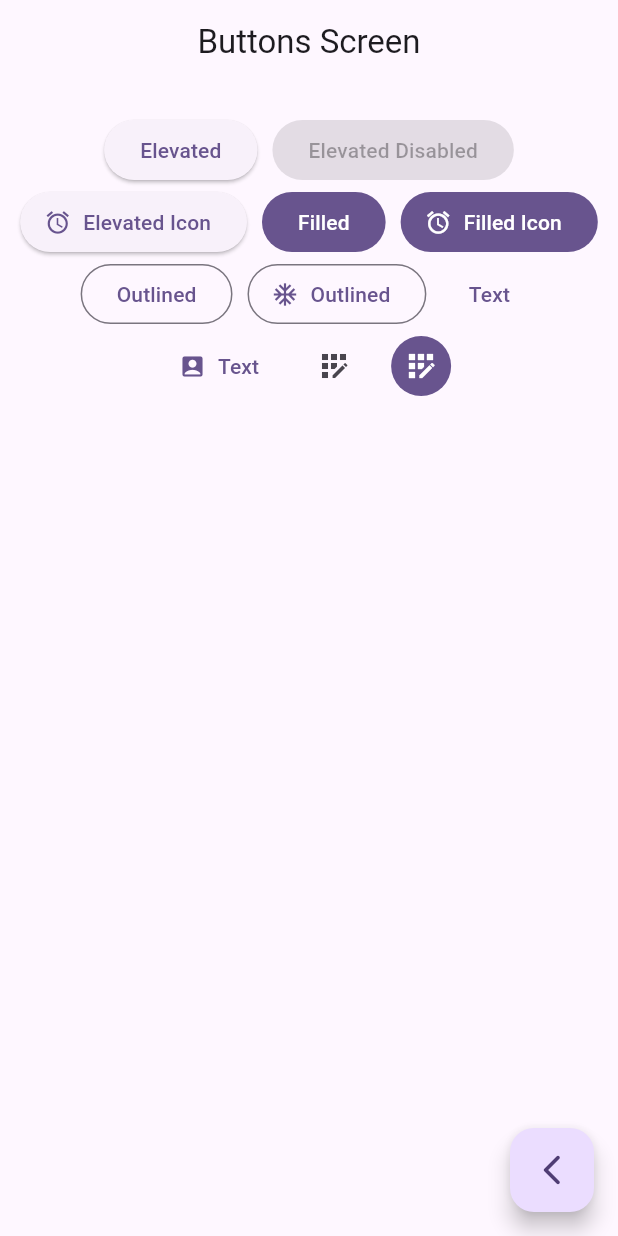
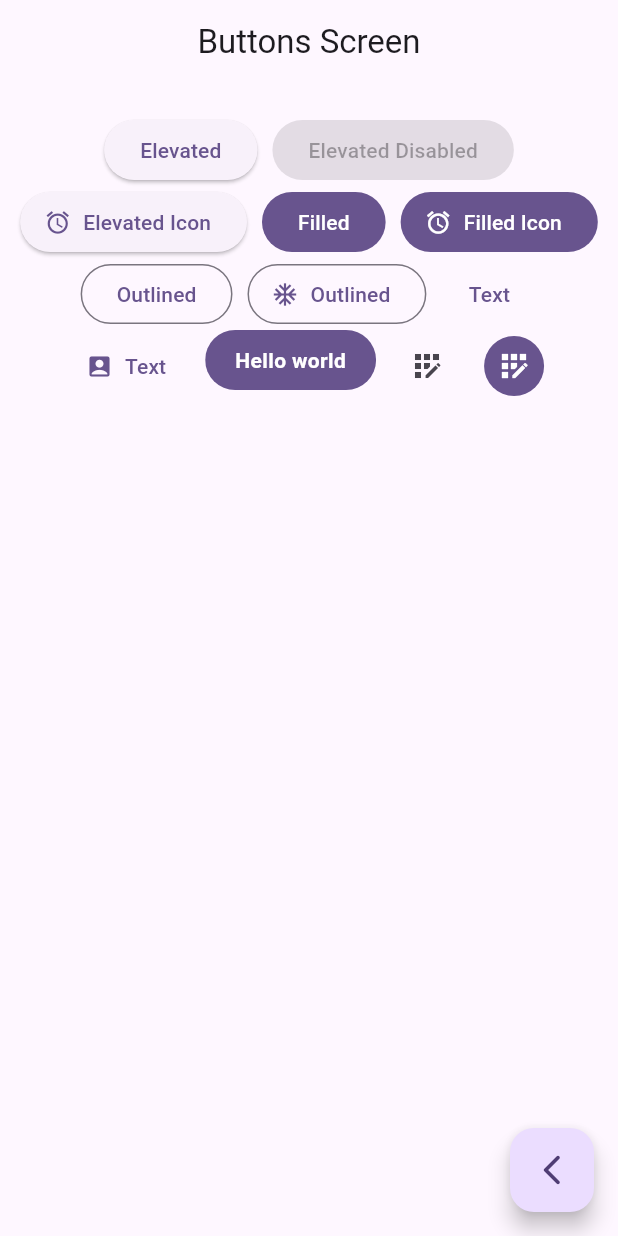
Before and after one commit to eacardenase/flutter-widgets, a Flutter app: the ButtonsScreen screen opened by its route, on a phone screen of 412 x 824 dp. Run offline on Flutter 3.47's test engine with Material 3 defaults, Android fonts, the phone set to English and light mode, and no system bars; our stand-ins replace go_router.

Commit message:
feat: add custom button

```diff
--- a/lib/presentation/screens/buttons/buttons_screens.dart
+++ b/lib/presentation/screens/buttons/buttons_screens.dart
@@ -80,7 +80,7 @@ class _ButtonsView extends StatelessWidget {
               onPressed: () {},
               label: const Text('Text'),
             ),
-            // TODO: Custom Butoon
+            const _CustomButton(),
             IconButton(
               onPressed: () {},
               icon: const Icon(Icons.app_registration),
@@ -99,3 +99,32 @@ class _ButtonsView extends StatelessWidget {
     );
   }
 }
+
+class _CustomButton extends StatelessWidget {
+  const _CustomButton();
+
+  @override
+  Widget build(BuildContext context) {
+    final colors = Theme.of(context).colorScheme;
+
+    return ClipRRect(
+      borderRadius: BorderRadius.circular(20),
+      child: Material(
+        color: colors.primary,
+        child: InkWell(
+          onTap: () {},
+          child: const Padding(
+            padding: EdgeInsets.symmetric(horizontal: 20, vertical: 10),
+            child: Text(
+              'Hello world',
+              style: TextStyle(
+                color: Colors.white,
+                fontWeight: FontWeight.w600,
+              ),
+            ),
+          ),
+        ),
+      ),
+    );
+  }
+}
```
